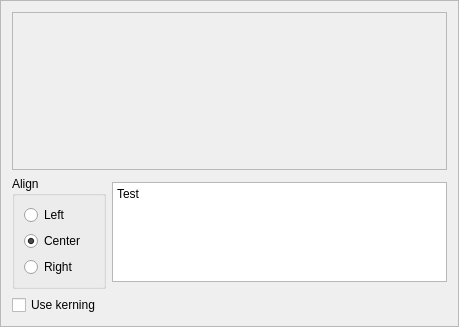
Old version of the form fonttestframe.ui in the repository andryblack/fontbuilder.
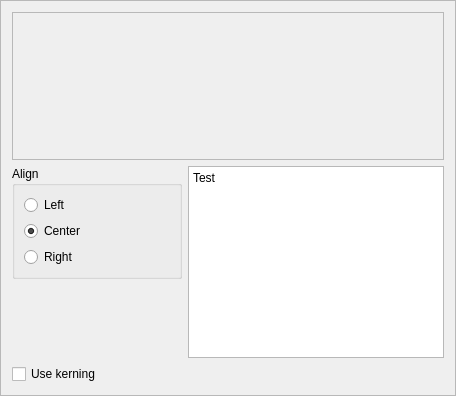
New version of the form. Custom widgets are drawn as their Qt base class.

Commit message: + FontTest background color

Diff of the .ui file:
```diff
--- a/fonttestframe.ui
+++ b/fonttestframe.ui
@@ -6,8 +6,8 @@
    <rect>
     <x>0</x>
     <y>0</y>
-    <width>459</width>
-    <height>327</height>
+    <width>456</width>
+    <height>396</height>
    </rect>
   </property>
   <property name="windowTitle">
@@ -36,8 +36,8 @@
        <rect>
         <x>0</x>
         <y>0</y>
-        <width>427</width>
-        <height>146</height>
+        <width>430</width>
+        <height>135</height>
        </rect>
       </property>
       <layout class="QGridLayout" name="gridLayout">
@@ -101,8 +101,27 @@
     </widget>
    </item>
    <item>
-    <layout class="QHBoxLayout" name="horizontalLayout" stretch="0,1">
-     <item>
+    <layout class="QGridLayout" name="gridLayout_2">
+     <item row="0" column="1" rowspan="2">
+      <widget class="QPlainTextEdit" name="plainTextEdit">
+       <property name="sizePolicy">
+        <sizepolicy hsizetype="Minimum" vsizetype="Expanding">
+         <horstretch>0</horstretch>
+         <verstretch>0</verstretch>
+        </sizepolicy>
+       </property>
+       <property name="maximumSize">
+        <size>
+         <width>16777215</width>
+         <height>16777215</height>
+        </size>
+       </property>
+       <property name="plainText">
+        <string>Test</string>
+       </property>
+      </widget>
+     </item>
+     <item row="0" column="0">
       <widget class="QGroupBox" name="groupBox">
        <property name="sizePolicy">
         <sizepolicy hsizetype="Minimum" vsizetype="Minimum">
@@ -147,23 +166,14 @@
        </layout>
       </widget>
      </item>
-     <item>
-      <widget class="QPlainTextEdit" name="plainTextEdit">
-       <property name="sizePolicy">
-        <sizepolicy hsizetype="Minimum" vsizetype="Minimum">
-         <horstretch>0</horstretch>
-         <verstretch>0</verstretch>
-        </sizepolicy>
-       </property>
-       <property name="maximumSize">
+     <item row="1" column="0">
+      <widget class="ColorButton" name="widgetBgColor" native="true">
+       <property name="minimumSize">
         <size>
-         <width>16777215</width>
-         <height>100</height>
+         <width>20</width>
+         <height>20</height>
         </size>
        </property>
-       <property name="plainText">
-        <string>Test</string>
-       </property>
       </widget>
      </item>
     </layout>
@@ -184,6 +194,12 @@
    <header>fonttestwidget.h</header>
    <container>1</container>
   </customwidget>
+  <customwidget>
+   <class>ColorButton</class>
+   <extends>QWidget</extends>
+   <header>colorbutton.h</header>
+   <container>1</container>
+  </customwidget>
  </customwidgets>
  <resources/>
  <connections/>
```
The commit also changes 3 other files.
